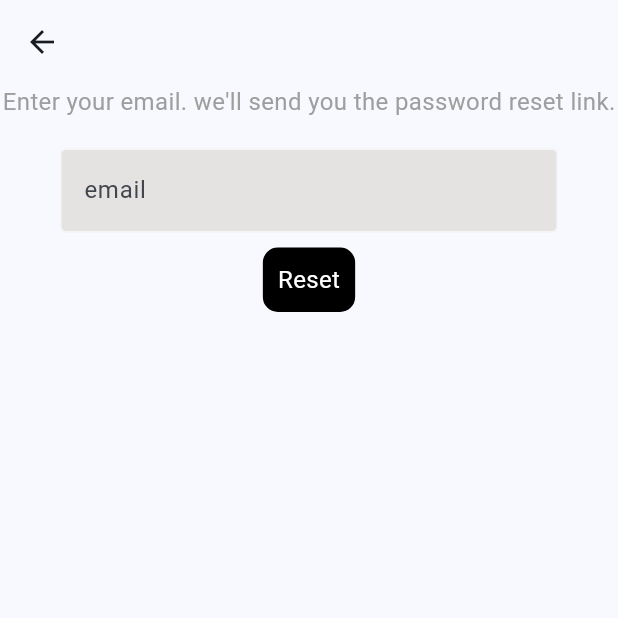
After one commit to gowriprasath3/myseettu, a Flutter app: the screen it shows after launch, after a tap on "Forgot Password?", on a phone screen of 412 x 824 dp, the top half of it. The commit adds this screen. Run offline on Flutter 3.47's test engine with Material 3 defaults, Android fonts, the phone set to English and light mode, and no system bars; our stand-ins replace another_flutter_splash_screen, firebase_auth, firebase_core; accounts and stored records are empty.

Commit message:
forgot pass functionality added

```diff
--- a/lib/pages/login_screen.dart
+++ b/lib/pages/login_screen.dart
@@ -1,9 +1,11 @@
 // ignore_for_file: avoid_print
 import 'package:firebase_auth/firebase_auth.dart';
 import 'package:flutter/material.dart';
+import 'package:flutter/widgets.dart';
 import 'package:myseettu/components/circle_loader.dart';
 import 'package:myseettu/components/my_button.dart';
 import 'package:myseettu/components/my_textfield.dart';
+import 'package:myseettu/pages/resetPassword_page.dart';
 
 class LogInPage extends StatefulWidget {
   const LogInPage({super.key, required this.ontap});
@@ -103,9 +105,15 @@ class _LogInPageState extends State<LogInPage> {
                       errorText,
                       style: const TextStyle(color: Colors.red, fontSize: 14.0),
                     ),
-                    const Text(
-                      "Forgot Password?",
-                      style: TextStyle(color: Colors.grey, fontSize: 16.0),
+                    GestureDetector(
+                      onTap: () {
+                        Navigator.of(context).push(MaterialPageRoute(
+                            builder: (context) => const ResetPasswordPage()));
+                      },
+                      child: const Text(
+                        "Forgot Password?",
+                        style: TextStyle(color: Colors.grey, fontSize: 16.0),
+                      ),
                     ),
                   ],
                 ),
--- /dev/null
+++ b/lib/pages/resetPassword_page.dart
@@ -0,0 +1,71 @@
+import 'package:firebase_auth/firebase_auth.dart';
+import 'package:flutter/material.dart';
+import 'package:myseettu/components/circle_loader.dart';
+import 'package:myseettu/components/my_button.dart';
+import 'package:myseettu/components/my_textfield.dart';
+
+class ResetPasswordPage extends StatefulWidget {
+  const ResetPasswordPage({super.key});
+
+  @override
+  State<ResetPasswordPage> createState() => _ResetPasswordPageState();
+}
+
+class _ResetPasswordPageState extends State<ResetPasswordPage> {
+  final emailTextController = TextEditingController();
+  var errText = "";
+
+  void resetPassword() async {
+    showDialog(
+        builder: (context) {
+          return const Spinner();
+        },
+        context: context);
+    try {
+      await FirebaseAuth.instance
+          .sendPasswordResetEmail(email: emailTextController.text.trim());
+      Navigator.of(context, rootNavigator: true).pop();
+      const AlertDialog(actions: [Text("reset link sent successfully...")]);
+    } on FirebaseAuthException catch (e) {
+      Navigator.of(context, rootNavigator: true).pop();
+      print("reset error:" + e.code);
+      AlertDialog(
+        actions: [
+          Text(
+            e.code,
+            style: const TextStyle(color: Colors.grey, fontSize: 14.0),
+          ),
+        ],
+        icon: const Icon(Icons.warning_rounded),
+        title: const Text(
+          "Warning",
+          style: TextStyle(color: Colors.grey, fontSize: 18.0),
+        ),
+      );
+    }
+  }
+
+  @override
+  Widget build(BuildContext context) {
+    return Scaffold(
+      appBar: AppBar(),
+      body: Center(
+        child: Column(
+          children: [
+            const Text(
+                "Enter your email. we'll send you the password reset link.",
+                style: TextStyle(color: Colors.grey, fontSize: 16.0)),
+            const SizedBox(
+              height: 10.0,
+            ),
+            MyTextField(
+                hintText: "email",
+                obstructText: false,
+                controller: emailTextController),
+            MyButton(buttonFunc: resetPassword, buttonName: "Reset")
+          ],
+        ),
+      ),
+    );
+  }
+}
```
